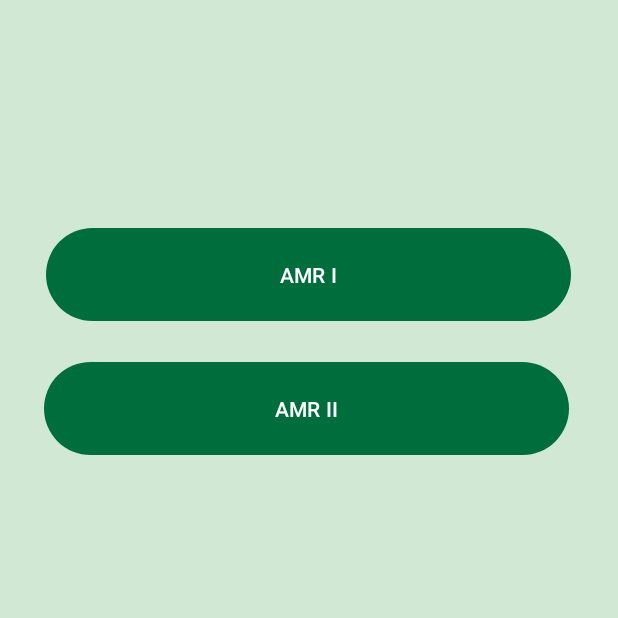
After one commit to Scesar1/HAM, an Android app: the fragment FoodPage shown on its own in the app's theme, on a phone screen of 412 x 824 dp, the top half of it. The commit adds this screen. Run offline under Robolectric (Android 15) with nearby library versions, the phone set to English and light mode, and no system bars.

Commit message:
add FoodPage fragment

```diff
--- /dev/null
+++ b/app/src/main/java/com/example/ham/FoodPage.java
@@ -0,0 +1,42 @@
+package com.example.ham;
+
+import android.os.Bundle;
+
+import androidx.fragment.app.Fragment;
+
+import android.view.LayoutInflater;
+import android.view.View;
+import android.view.ViewGroup;
+
+/**
+ * A simple {@link Fragment} subclass.
+ * Use the {@link FoodPage#newInstance} factory method to
+ * create an instance of this fragment.
+ */
+public class FoodPage extends Fragment {
+
+    public FoodPage() {
+        // Required empty public constructor
+    }
+
+    /**
+     * Use this factory method to create a new instance of
+     * this fragment using the provided parameters.
+     *
+     * @param param1 Parameter 1.
+     * @param param2 Parameter 2.
+     * @return A new instance of fragment FoodPage.
+     */
+
+    @Override
+    public void onCreate(Bundle savedInstanceState) {
+        super.onCreate(savedInstanceState);
+    }
+
+    @Override
+    public View onCreateView(LayoutInflater inflater, ViewGroup container,
+                             Bundle savedInstanceState) {
+        // Inflate the layout for this fragment
+        return inflater.inflate(R.layout.fragment_food_page, container, false);
+    }
+}
--- /dev/null
+++ b/app/src/main/res/layout/fragment_food_page.xml
@@ -0,0 +1,33 @@
+<?xml version="1.0" encoding="utf-8"?>
+<androidx.constraintlayout.widget.ConstraintLayout xmlns:android="http://schemas.android.com/apk/res/android"
+    xmlns:app="http://schemas.android.com/apk/res-auto"
+    xmlns:tools="http://schemas.android.com/tools"
+    android:layout_width="match_parent"
+    android:layout_height="match_parent"
+    android:background="@color/md_theme_dark_onSecondaryContainer"
+    tools:context=".FoodPage">
+
+    <Button
+        android:id="@+id/button"
+        android:layout_width="350dp"
+        android:layout_height="70dp"
+        android:text="@string/amr_i"
+        app:layout_constraintBottom_toBottomOf="parent"
+        app:layout_constraintEnd_toEndOf="parent"
+        app:layout_constraintHorizontal_bias="0.491"
+        app:layout_constraintStart_toStartOf="parent"
+        app:layout_constraintTop_toTopOf="parent"
+        app:layout_constraintVertical_bias="0.196" />
+
+    <Button
+        android:layout_width="350dp"
+        android:layout_height="70dp"
+        android:text="@string/amr_ii"
+        app:layout_constraintBottom_toBottomOf="parent"
+        app:layout_constraintEnd_toEndOf="parent"
+        app:layout_constraintHorizontal_bias="0.475"
+        app:layout_constraintStart_toStartOf="parent"
+        app:layout_constraintTop_toBottomOf="@+id/button"
+        app:layout_constraintVertical_bias="0.036" />
+
+</androidx.constraintlayout.widget.ConstraintLayout>
--- a/app/src/main/res/values/strings.xml
+++ b/app/src/main/res/values/strings.xml
@@ -6,4 +6,7 @@
     <string name="dorms">dorms</string>
     <string name="halls">halls</string>
     <string name="homewood_accessibility_map_logo">Homewood Accessibility Map logo</string>
+    <string name="hello_blank_fragment">Hello blank fragment</string>
+    <string name="amr_ii">AMR II</string>
+    <string name="amr_i">AMR I</string>
 </resources>
```
